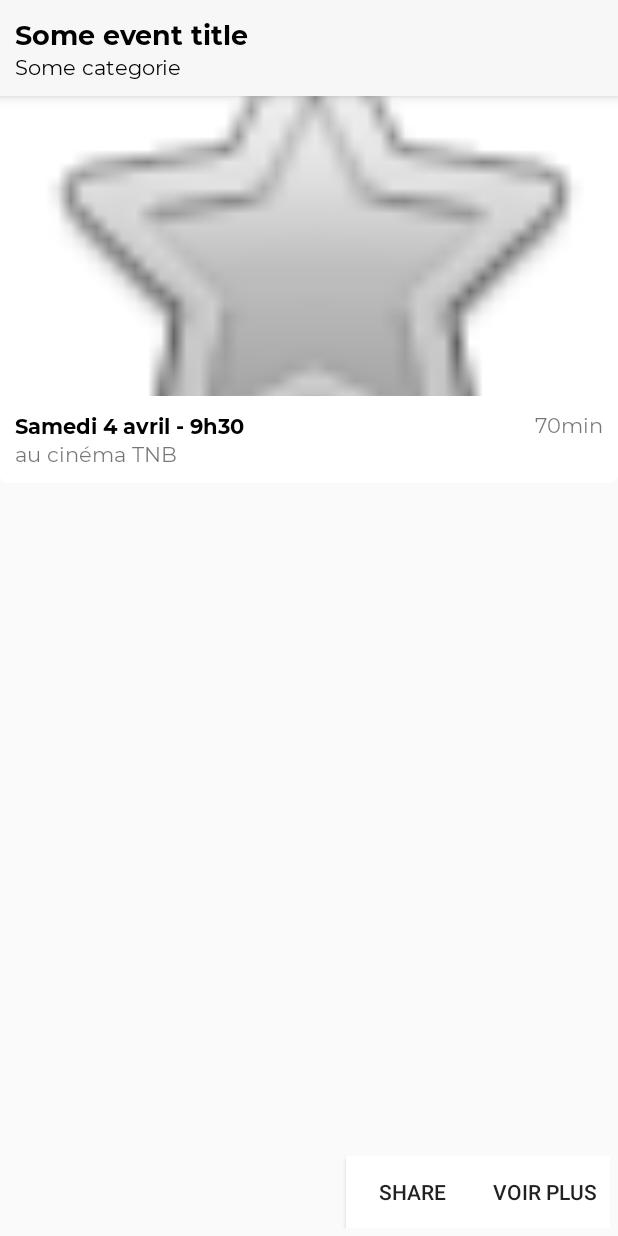
After one commit to SolalDR/FNFA-2018, an Android app: the layout pop_event.xml on its own in the app's theme, with its tools: preview values and no code run, on a phone screen of 412 x 824 dp. The commit adds this screen. Run offline under Robolectric (Android 15) with nearby library versions, the phone set to English and light mode, and no system bars.

Commit message:
Add popin

```diff
--- a/app/src/main/AndroidManifest.xml
+++ b/app/src/main/AndroidManifest.xml
@@ -26,6 +26,10 @@
                 <category android:name="android.intent.category.LAUNCHER" />
             </intent-filter>
         </activity>
+        <activity
+            android:name=".PopEvent"
+            android:theme="@style/AppTheme.PopEvent">
+        </activity>
     </application>
 
 </manifest>
--- a/app/src/main/java/com/example/solal/festivalnationaldufilmdanimation/HomeFragment.kt
+++ b/app/src/main/java/com/example/solal/festivalnationaldufilmdanimation/HomeFragment.kt
@@ -120,7 +120,7 @@ class HomeFragment : Fragment(), DialogInterface.OnClickListener  {
         val favoriteEvents = myApp.manager.findNextEvents(3)
 
         // Setup EventAdapter and on click listener
-        recycler.adapter = EventAdapter(favoriteEvents, app!!, { cell, isFav, event -> })
+        recycler.adapter = EventAdapter(favoriteEvents, activity, { cell, isFav, event -> })
 
         // Manage empty message
         val adapter = recycler.adapter as EventAdapter
--- a/app/src/main/java/com/example/solal/festivalnationaldufilmdanimation/StarsFragment.kt
+++ b/app/src/main/java/com/example/solal/festivalnationaldufilmdanimation/StarsFragment.kt
@@ -62,7 +62,7 @@ class StarsFragment : Fragment() , DialogInterface.OnClickListener {
         val favoriteEvents = myApp.favoriteManager.findAllEvents()
 
         // Setup EventAdapter and on click listener
-        recycler.adapter = EventAdapter(favoriteEvents, app!!, { cell, isFav, event ->
+        recycler.adapter = EventAdapter(favoriteEvents, activity, { cell, isFav, event ->
             if(!isFav){
                 val adapter = recycler.adapter as EventAdapter
                 adapter.notifyItemRemoved(cell.adapterPosition)
--- a/app/src/main/java/com/example/solal/festivalnationaldufilmdanimation/entity/Event.kt
+++ b/app/src/main/java/com/example/solal/festivalnationaldufilmdanimation/entity/Event.kt
@@ -13,11 +13,11 @@ class Event constructor( jsonObject: JSONObject,  eventType: EventType? ) : Comp
 
 
     var id: Int? = null                             // ID use for Foreign Key
-    private var type: EventType? = null                     // Event has one EventType
+    var type: EventType? = null                     // Event has one EventType
     var description: String? = null                 // Long description
     var date_start: Date                            // The event debut at ...
     var date_end: Date                              // The event end at
-    var scene_id: Int? = null                       // Foreign Key for (Scene has_many Event) relation
+    var scene_id: Int                               // Foreign Key for (Scene has_many Event) relation
     var name: String
     //var duration: Int? = null //Seconds
     //late init var author: Author
--- /dev/null
+++ b/app/src/main/res/drawable/rounded.xml
@@ -0,0 +1,6 @@
+<?xml version="1.0" encoding="utf-8"?>
+<shape xmlns:android="http://schemas.android.com/apk/res/android"
+    android:shape="rectangle">
+    <solid android:color="@color/white"/>
+    <corners android:radius="5dp"></corners>
+</shape>
--- a/app/src/main/res/drawable/rounded_top_white.xml
+++ b/app/src/main/res/drawable/rounded_top_white.xml
@@ -1,15 +1,15 @@
 <?xml version="1.0" encoding="utf-8"?>
+
+<!-- Used for Fragment body style -->
+
 <selector xmlns:android="http://schemas.android.com/apk/res/android">
     <item>
         <shape android:shape="rectangle">
-            <!-- solid background -->
             <solid android:color="@color/white"/>
-            <!-- draw a border around rectangle shape -->
             <stroke
                 android:color="@color/white"
                 android:width="1dp"
                 />
-            <!-- draw 35 dp radius for each corner -->
             <corners android:topLeftRadius="5dp" android:topRightRadius="5dp"/>
         </shape>
     </item>
--- a/app/src/main/res/layout/item_event.xml
+++ b/app/src/main/res/layout/item_event.xml
@@ -5,6 +5,7 @@
     android:layout_width="match_parent"
     android:layout_height="wrap_content"
     android:layout_margin="5dp"
+    android:clickable="true"
 
     app:cardBackgroundColor="@android:color/white"
     app:cardCornerRadius="2dp"
@@ -89,7 +90,7 @@
             android:layout_alignParentRight="true"
             android:layout_centerVertical="true"
             android:layout_gravity="center_vertical"
-            android:background="@drawable/roundedbutton"
+            android:background="@color/white"
             android:contentDescription="@string/title_activity_stars"
             android:onClick="changeText"
             app:srcCompat="@drawable/nofav" />
--- /dev/null
+++ b/app/src/main/res/layout/pop_event.xml
@@ -0,0 +1,112 @@
+<?xml version="1.0" encoding="utf-8"?>
+<RelativeLayout xmlns:android="http://schemas.android.com/apk/res/android"
+    xmlns:app="http://schemas.android.com/apk/res-auto"
+    android:layout_width="match_parent" android:layout_height="match_parent"
+
+    >
+
+
+    <LinearLayout
+        android:id="@+id/pop_main"
+        android:layout_width="match_parent"
+        android:layout_height="wrap_content"
+        android:background="@drawable/rounded"
+        android:orientation="vertical">
+
+        <RelativeLayout
+            android:id="@+id/pop_header"
+            android:layout_width="match_parent"
+            android:layout_height="wrap_content"
+            android:background="@color/grey"
+            android:elevation="5dp"
+            android:padding="10dp">
+
+            <com.example.solal.festivalnationaldufilmdanimation.views.BoldTextView
+                android:id="@+id/pop_title"
+                android:layout_width="match_parent"
+                android:layout_height="wrap_content"
+                android:text="Some event title"
+                android:textColor="@color/black"
+                android:textSize="18sp" />
+
+            <com.example.solal.festivalnationaldufilmdanimation.views.RegularTextView
+                android:id="@+id/pop_subtitle"
+                android:layout_width="match_parent"
+                android:layout_height="wrap_content"
+                android:text="Some categorie"
+                android:textColor="@color/black"
+                android:layout_below="@id/pop_title"
+                android:textSize="14sp" />
+
+        </RelativeLayout>
+
+        <ImageView
+            android:id="@+id/pop_image"
+            android:layout_width="match_parent"
+            android:layout_height="200dp"
+            android:adjustViewBounds="true"
+            android:scaleType="centerCrop"
+            app:srcCompat="@android:drawable/btn_star" />
+
+        <RelativeLayout
+            android:id="@+id/pop_info"
+            android:layout_width="match_parent"
+            android:padding="10dp"
+            android:layout_height="wrap_content">
+
+            <com.example.solal.festivalnationaldufilmdanimation.views.BoldTextView
+                android:id="@+id/pop_date"
+                android:layout_width="wrap_content"
+                android:layout_height="wrap_content"
+                android:textColor="@color/black"
+                android:text="Samedi 4 avril - 9h30" />
+
+            <com.example.solal.festivalnationaldufilmdanimation.views.RegularTextView
+                android:id="@+id/pop_place"
+                android:layout_width="wrap_content"
+                android:layout_height="wrap_content"
+                android:layout_below="@id/pop_date"
+                android:text="au cinéma TNB" />
+
+
+            <com.example.solal.festivalnationaldufilmdanimation.views.RegularTextView
+                android:id="@+id/pop_duration"
+                android:layout_width="wrap_content"
+                android:layout_height="wrap_content"
+                android:layout_alignParentEnd="true"
+                android:layout_alignParentRight="true"
+                android:layout_alignParentTop="true"
+                android:text="70min" />
+        </RelativeLayout>
+
+
+
+
+    </LinearLayout>
+    <LinearLayout
+        android:orientation="horizontal"
+        android:id="@+id/pop_actions"
+        android:padding="5dp"
+        android:layout_height="wrap_content"
+        android:gravity="end"
+        android:layout_alignParentBottom="true"
+        android:layout_width="match_parent">
+
+
+        <Button
+            android:id="@+id/pop_action_share"
+            android:layout_width="wrap_content"
+            android:layout_height="wrap_content"
+            android:background="@color/white"
+            android:text="Share" />
+
+
+        <Button
+            android:id="@+id/pop_action_web"
+            android:layout_width="wrap_content"
+            android:layout_height="wrap_content"
+            android:background="@color/white"
+            android:text="Voir plus" />
+
+    </LinearLayout>
+</RelativeLayout>
--- a/app/src/main/res/values/styles.xml
+++ b/app/src/main/res/values/styles.xml
@@ -15,6 +15,14 @@
         <item name="windowNoTitle">true</item>
     </style>
 
+
+    <style name="AppTheme.PopEvent">
+        <item name="android:windowIsTranslucent">true</item>
+        <item name="android:windowCloseOnTouchOutside">true</item>
+        <item name="android:windowIsFloating">true</item>
+        <item name="android:windowBackground">@drawable/rounded</item>
+        <!--<item name="android:windowBackground">@android:color/transparent</item>-->
+    </style>
 
     <style name="FragmentContainer">
         <item name="android:paddingLeft">10dp</item>
@@ -61,4 +69,11 @@
         <item name="android:clickable">true</item>
     </style>
 
+
+    <style name="ActionPop">
+        <item name="android:background">@drawable/rounded</item>
+        <item name="android:textColor">@color/black</item>
+
+    </style>
+
 </resources>
```
Also changed, not shown: app/src/main/java/com/example/solal/festivalnationaldufilmdanimation/EventAdapter.kt (+17 -3 lines), app/src/main/java/com/example/solal/festivalnationaldufilmdanimation/EventsFragment.kt (+5 -2 lines), app/src/main/java/com/example/solal/festivalnationaldufilmdanimation/PopEvent.kt (added, +103 -0 lines), app/src/main/res/drawable/rounded_top_grey.xml (+6 -3 lines), app/src/main/res/drawable/roundedbutton.xml (deleted, +0 -9 lines).
